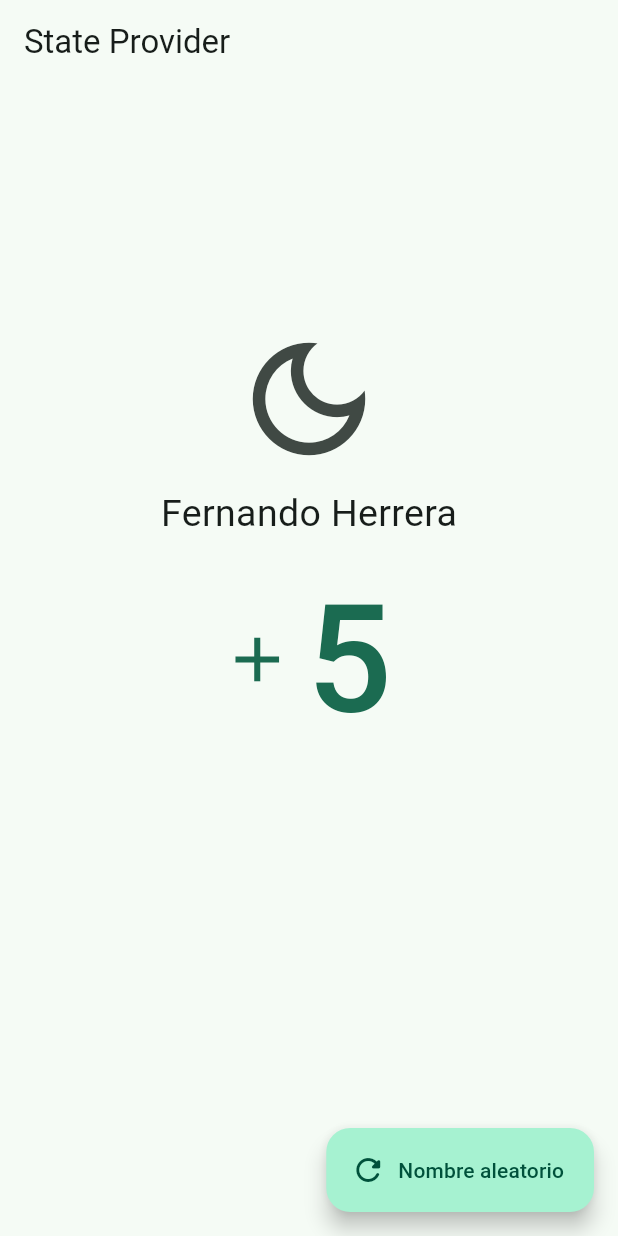
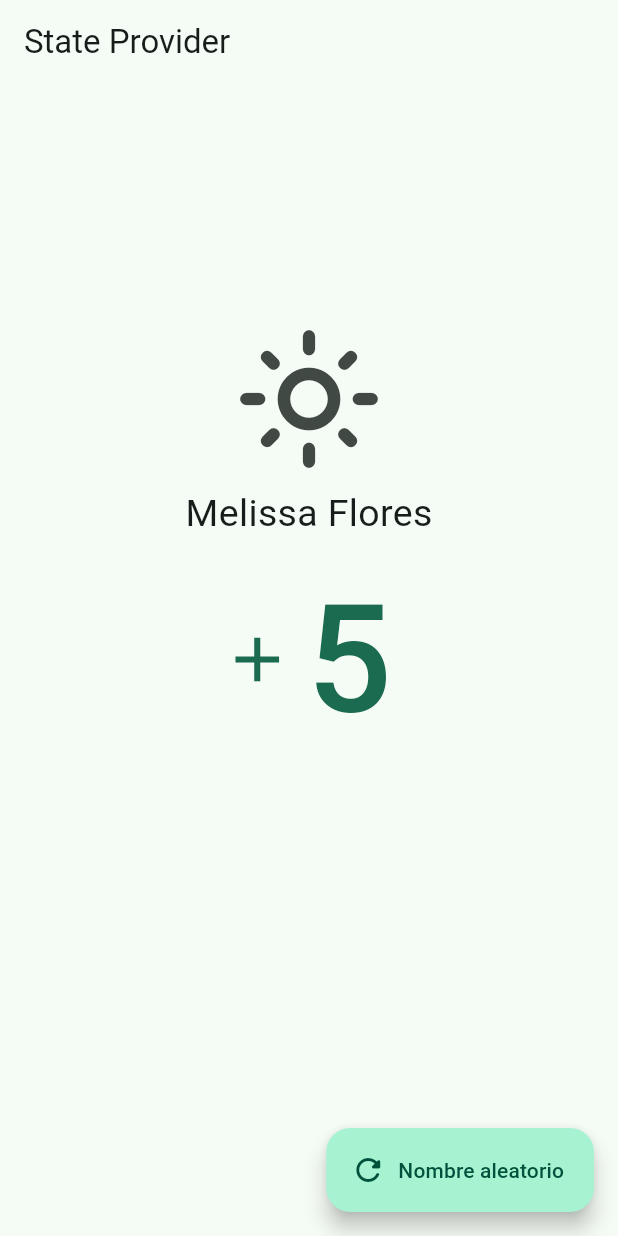
Before and after one commit to Klerith/flutter-riverpod-app, a Flutter app: the StateProviderScreen screen opened by its route, after a tap on the "dark mode" icon, on a phone screen of 412 x 824 dp. Run offline on Flutter 3.47's test engine with Material 3 defaults, Android fonts, the phone set to English and light mode, and no system bars; our stand-ins replace dio, flutter_riverpod, go_router, riverpod_annotation; missing offline and left inert: random_name_generator; generated files the repository leaves out were written again.

Commit message:
Add dark mode provider and integrate theme toggle in StateProviderScreen

```diff
--- a/lib/main.dart
+++ b/lib/main.dart
@@ -1,6 +1,7 @@
 import 'package:flutter/material.dart';
 import 'package:flutter_riverpod/flutter_riverpod.dart';
 import 'package:riverpod_app/config/config.dart';
+import 'package:riverpod_app/presentation/providers/state_providers.dart';
 
 void main() {
   runApp(const ProviderScope(
@@ -14,12 +15,13 @@
   @override
   Widget build(BuildContext context, WidgetRef ref) {
     final appRouter = ref.watch(appRouterProvider);
+    final isDarkMode = ref.watch(darkModeProvider);
 
     return MaterialApp.router(
       title: 'Riverpod Providers',
       debugShowCheckedModeBanner: false,
       routerConfig: appRouter,
-      theme: AppTheme(isDarkMode: false).getTheme(),
+      theme: AppTheme(isDarkMode: isDarkMode).getTheme(),
     );
   }
 }
--- a/lib/presentation/providers/state_providers.dart
+++ b/lib/presentation/providers/state_providers.dart
@@ -11,3 +11,23 @@
     state++;
   }
 }
+
+@riverpod
+class DarkMode extends _$DarkMode {
+  @override
+  bool build() => true;
+
+  void toggleTheme() {
+    state = !state;
+  }
+}
+
+@riverpod
+class UserName extends _$UserName {
+  @override
+  String build() => 'Melissa Flores';
+
+  void changeName(String name) {
+    state = name;
+  }
+}
--- a/lib/presentation/screens/03_state_provider/state_provider_screen.dart
+++ b/lib/presentation/screens/03_state_provider/state_provider_screen.dart
@@ -7,6 +7,8 @@
 
   @override
   Widget build(BuildContext context, WidgetRef ref) {
+    final username = ref.watch(userNameProvider);
+
     return Scaffold(
       appBar: AppBar(
         title: const Text('State Provider'),
@@ -17,12 +19,23 @@
           const Spacer(
             flex: 1,
           ),
-          IconButton(
-            // icon: const Icon( Icons.light_mode_outlined, size: 100 ),
-            icon: const Icon(Icons.dark_mode_outlined, size: 100),
-            onPressed: () {},
-          ),
-          const Text('Fernando Herrera', style: TextStyle(fontSize: 25)),
+
+          Consumer(builder: (context, ref, _) {
+            final isDarkMode = ref.watch(darkModeProvider);
+
+            return IconButton(
+              // icon: const Icon( Icons.light_mode_outlined, size: 100 ),
+              icon: isDarkMode
+                  ? const Icon(Icons.dark_mode_outlined, size: 100)
+                  : const Icon(Icons.light_mode_outlined, size: 100),
+
+              onPressed: () {
+                ref.read(darkModeProvider.notifier).toggleTheme();
+              },
+            );
+          }),
+
+          Text(username, style: TextStyle(fontSize: 25)),
           TextButton.icon(
               icon: const Icon(
                 Icons.add,
@@ -43,7 +56,11 @@
       floatingActionButton: FloatingActionButton.extended(
         label: const Text('Nombre aleatorio'),
         icon: const Icon(Icons.refresh_rounded),
-        onPressed: () {},
+        onPressed: () {
+          ref
+              .read(userNameProvider.notifier)
+              .changeName(RandomGenerator.getRandomName());
+        },
       ),
     );
   }
```
Also changed, not shown: lib/presentation/providers/state_providers.g.dart.
